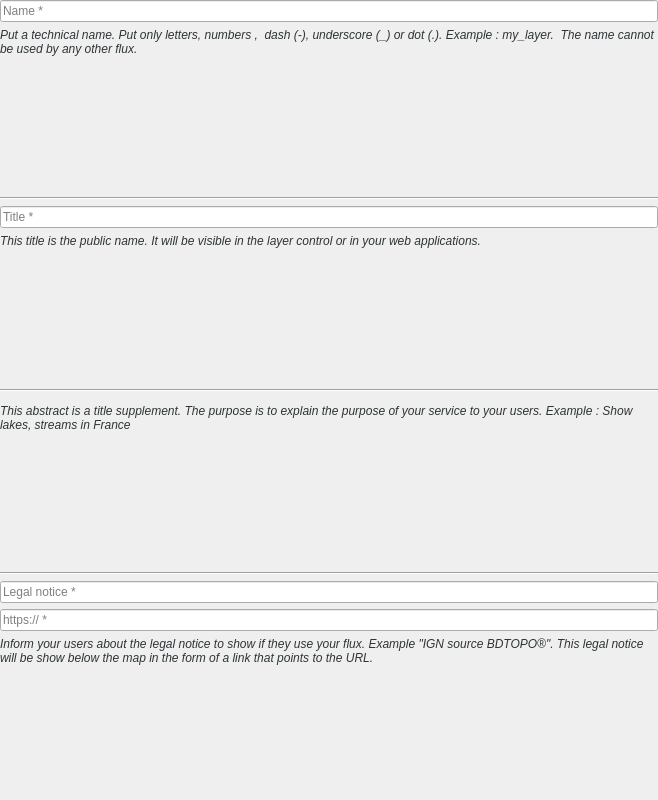
Qt form geoplateforme/gui/wdg_publication_form.ui (JulesGrillot/plugin-qgis-geoplateforme) before a commit.
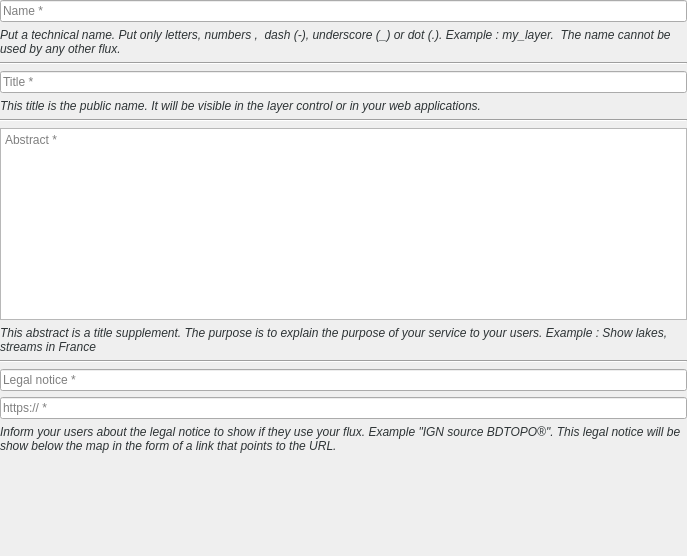
The same form after that commit. Custom widgets are drawn as their Qt base class.

Commit message: feat(metadata): edit metadata description with markdown

The edit to the form file:
```diff
--- a/geoplateforme/gui/wdg_publication_form.ui
+++ b/geoplateforme/gui/wdg_publication_form.ui
@@ -6,8 +6,8 @@
    <rect>
     <x>0</x>
     <y>0</y>
-    <width>658</width>
-    <height>800</height>
+    <width>687</width>
+    <height>556</height>
    </rect>
   </property>
   <property name="windowTitle">
@@ -32,132 +32,61 @@
    <property name="bottomMargin">
     <number>0</number>
    </property>
-   <item row="5" column="0">
-    <widget class="QLineEdit" name="lne_title">
-     <property name="inputMethodHints">
-      <set>Qt::ImhNone</set>
-     </property>
-     <property name="text">
-      <string notr="true"/>
-     </property>
-     <property name="placeholderText">
-      <string>Title *</string>
-     </property>
-    </widget>
-   </item>
-   <item row="10" column="0">
-    <widget class="QLabel" name="lbl_abstract_hint">
-     <property name="font">
-      <font>
-       <italic>true</italic>
-      </font>
-     </property>
-     <property name="cursor">
-      <cursorShape>IBeamCursor</cursorShape>
-     </property>
-     <property name="styleSheet">
-      <string notr="true">color: rgb(46, 52, 54)</string>
-     </property>
-     <property name="text">
-      <string>This abstract is a title supplement. The purpose is to explain the purpose of your service to your users. Example : Show lakes, streams in France</string>
-     </property>
-     <property name="scaledContents">
-      <bool>true</bool>
-     </property>
-     <property name="wordWrap">
-      <bool>true</bool>
-     </property>
-     <property name="textInteractionFlags">
-      <set>Qt::LinksAccessibleByMouse|Qt::TextSelectableByMouse</set>
-     </property>
-    </widget>
-   </item>
-   <item row="0" column="0">
-    <widget class="QLineEdit" name="lne_name">
-     <property name="font">
-      <font>
-       <underline>false</underline>
-      </font>
-     </property>
-     <property name="locale">
-      <locale language="English" country="UnitedStates"/>
-     </property>
-     <property name="inputMethodHints">
-      <set>Qt::ImhNone</set>
-     </property>
-     <property name="text">
-      <string notr="true"/>
-     </property>
-     <property name="placeholderText">
-      <string>Name *</string>
-     </property>
-    </widget>
-   </item>
-   <item row="12" column="0">
-    <widget class="Line" name="hl_3">
-     <property name="orientation">
-      <enum>Qt::Horizontal</enum>
-     </property>
-    </widget>
-   </item>
    <item row="6" column="0">
-    <widget class="QLabel" name="lbl_title_hint">
-     <property name="font">
-      <font>
-       <italic>true</italic>
-      </font>
-     </property>
-     <property name="cursor">
-      <cursorShape>IBeamCursor</cursorShape>
-     </property>
-     <property name="styleSheet">
-      <string notr="true">color: rgb(46, 52, 54)</string>
-     </property>
-     <property name="text">
-      <string>This title is the public name. It will be visible in the layer control or in your web applications.</string>
-     </property>
-     <property name="scaledContents">
-      <bool>true</bool>
-     </property>
-     <property name="wordWrap">
-      <bool>true</bool>
-     </property>
-     <property name="textInteractionFlags">
-      <set>Qt::LinksAccessibleByMouse|Qt::TextSelectableByMouse</set>
-     </property>
-    </widget>
-   </item>
-   <item row="8" column="0">
     <widget class="Line" name="hl_2">
      <property name="orientation">
       <enum>Qt::Horizontal</enum>
      </property>
     </widget>
    </item>
-   <item row="13" column="0">
-    <widget class="QLineEdit" name="lne_legal_notice">
-     <property name="locale">
-      <locale language="English" country="UnitedStates"/>
-     </property>
-     <property name="inputMethodHints">
-      <set>Qt::ImhNone</set>
-     </property>
-     <property name="text">
-      <string notr="true"/>
-     </property>
-     <property name="placeholderText">
-      <string>Legal notice *</string>
-     </property>
-    </widget>
-   </item>
-   <item row="3" column="0">
+   <item row="2" column="0">
     <widget class="Line" name="hl_1">
      <property name="orientation">
       <enum>Qt::Horizontal</enum>
      </property>
     </widget>
    </item>
-   <item row="14" column="0">
+   <item row="13" column="0">
+    <spacer name="verticalSpacer">
+     <property name="orientation">
+      <enum>Qt::Vertical</enum>
+     </property>
+     <property name="sizeHint" stdset="0">
+      <size>
+       <width>20</width>
+       <height>40</height>
+      </size>
+     </property>
+    </spacer>
+   </item>
+   <item row="5" column="0">
+    <widget class="QLabel" name="lbl_title_hint">
+     <property name="font">
+      <font>
+       <italic>true</italic>
+      </font>
+     </property>
+     <property name="cursor">
+      <cursorShape>IBeamCursor</cursorShape>
+     </property>
+     <property name="styleSheet">
+      <string notr="true">color: rgb(46, 52, 54)</string>
+     </property>
+     <property name="text">
+      <string>This title is the public name. It will be visible in the layer control or in your web applications.</string>
+     </property>
+     <property name="scaledContents">
+      <bool>true</bool>
+     </property>
+     <property name="wordWrap">
+      <bool>true</bool>
+     </property>
+     <property name="textInteractionFlags">
+      <set>Qt::LinksAccessibleByMouse|Qt::TextSelectableByMouse</set>
+     </property>
+    </widget>
+   </item>
+   <item row="11" column="0">
     <widget class="QLineEdit" name="lne_url_legal">
      <property name="locale">
       <locale language="English" country="UnitedStates"/>
@@ -173,36 +102,7 @@
      </property>
     </widget>
    </item>
-   <item row="9" column="0">
-    <widget class="TextEditPreviewWidget" name="txe_abstract" native="true"/>
-   </item>
-   <item row="11" column="0">
-    <spacer name="verticalSpacer_2">
-     <property name="orientation">
-      <enum>Qt::Vertical</enum>
-     </property>
-     <property name="sizeHint" stdset="0">
-      <size>
-       <width>20</width>
-       <height>40</height>
-      </size>
-     </property>
-    </spacer>
-   </item>
-   <item row="16" column="0">
-    <spacer name="verticalSpacer">
-     <property name="orientation">
-      <enum>Qt::Vertical</enum>
-     </property>
-     <property name="sizeHint" stdset="0">
-      <size>
-       <width>20</width>
-       <height>40</height>
-      </size>
-     </property>
-    </spacer>
-   </item>
-   <item row="15" column="0">
+   <item row="12" column="0">
     <widget class="QLabel" name="lbl_legal_hint">
      <property name="font">
       <font>
@@ -229,31 +129,96 @@
      </property>
     </widget>
    </item>
-   <item row="2" column="0">
-    <spacer name="verticalSpacer_4">
+   <item row="10" column="0">
+    <widget class="QLineEdit" name="lne_legal_notice">
+     <property name="locale">
+      <locale language="English" country="UnitedStates"/>
+     </property>
+     <property name="inputMethodHints">
+      <set>Qt::ImhNone</set>
+     </property>
+     <property name="text">
+      <string notr="true"/>
+     </property>
+     <property name="placeholderText">
+      <string>Legal notice *</string>
+     </property>
+    </widget>
+   </item>
+   <item row="0" column="0">
+    <widget class="QLineEdit" name="lne_name">
+     <property name="font">
+      <font>
+       <underline>false</underline>
+      </font>
+     </property>
+     <property name="locale">
+      <locale language="English" country="UnitedStates"/>
+     </property>
+     <property name="inputMethodHints">
+      <set>Qt::ImhNone</set>
+     </property>
+     <property name="text">
+      <string notr="true"/>
+     </property>
+     <property name="placeholderText">
+      <string>Name *</string>
+     </property>
+    </widget>
+   </item>
+   <item row="4" column="0">
+    <widget class="QLineEdit" name="lne_title">
+     <property name="inputMethodHints">
+      <set>Qt::ImhNone</set>
+     </property>
+     <property name="text">
+      <string notr="true"/>
+     </property>
+     <property name="placeholderText">
+      <string>Title *</string>
+     </property>
+    </widget>
+   </item>
+   <item row="9" column="0">
+    <widget class="Line" name="hl_3">
      <property name="orientation">
-      <enum>Qt::Vertical</enum>
+      <enum>Qt::Horizontal</enum>
      </property>
-     <property name="sizeHint" stdset="0">
-      <size>
-       <width>20</width>
-       <height>40</height>
-      </size>
-     </property>
-    </spacer>
+    </widget>
    </item>
    <item row="7" column="0">
-    <spacer name="verticalSpacer_3">
-     <property name="orientation">
-      <enum>Qt::Vertical</enum>
+    <widget class="QTextEdit" name="txe_abstract">
+     <property name="placeholderText">
+      <string>Abstract *</string>
      </property>
-     <property name="sizeHint" stdset="0">
-      <size>
-       <width>20</width>
-       <height>40</height>
-      </size>
+    </widget>
+   </item>
+   <item row="8" column="0">
+    <widget class="QLabel" name="lbl_abstract_hint">
+     <property name="font">
+      <font>
+       <italic>true</italic>
+      </font>
      </property>
-    </spacer>
+     <property name="cursor">
+      <cursorShape>IBeamCursor</cursorShape>
+     </property>
+     <property name="styleSheet">
+      <string notr="true">color: rgb(46, 52, 54)</string>
+     </property>
+     <property name="text">
+      <string>This abstract is a title supplement. The purpose is to explain the purpose of your service to your users. Example : Show lakes, streams in France</string>
+     </property>
+     <property name="scaledContents">
+      <bool>true</bool>
+     </property>
+     <property name="wordWrap">
+      <bool>true</bool>
+     </property>
+     <property name="textInteractionFlags">
+      <set>Qt::LinksAccessibleByMouse|Qt::TextSelectableByMouse</set>
+     </property>
+    </widget>
    </item>
    <item row="1" column="0">
     <widget class="QLabel" name="lbl_name_hint">
@@ -287,14 +252,6 @@
    </item>
   </layout>
  </widget>
- <customwidgets>
-  <customwidget>
-   <class>TextEditPreviewWidget</class>
-   <extends>QWidget</extends>
-   <header>geoplateforme.gui.wdg_text_edit</header>
-   <container>1</container>
-  </customwidget>
- </customwidgets>
  <tabstops>
   <tabstop>lne_name</tabstop>
   <tabstop>lne_title</tabstop>
```
The commit also changes 1 other file.
